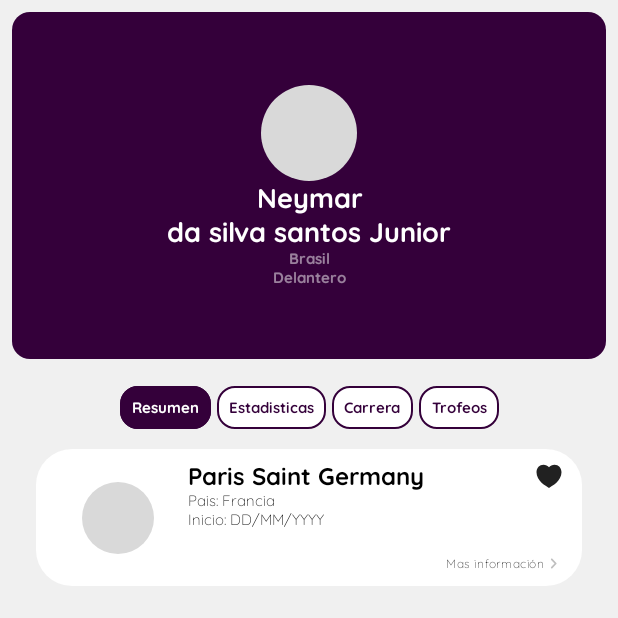
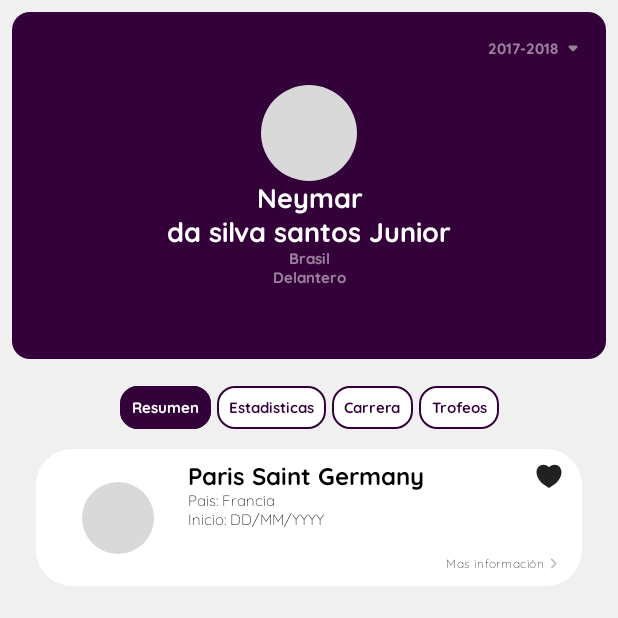
Before and after one commit to jisusmadrid22/SporToMeApp, an Android app built with Jetpack Compose: the composable PlayerInfoLayout shown on its own in the app's theme, on a phone screen of 412 x 824 dp, the top half of it. Run offline under Robolectric (Android 15) with nearby library versions, the phone set to English and light mode, and no system bars; our stand-ins replace Dagger/Hilt's generated code; network calls fail.

Commit message:
selector season player

```diff
--- a/app/src/main/java/com/yzdev/sportome/presentation/screens/player/composables/HeaderPlayer.kt
+++ b/app/src/main/java/com/yzdev/sportome/presentation/screens/player/composables/HeaderPlayer.kt
@@ -1,13 +1,15 @@
+@file:OptIn(ExperimentalMaterialApi::class)
+
 package com.yzdev.sportome.presentation.screens.player.composables
 
 import androidx.compose.foundation.background
 import androidx.compose.foundation.layout.*
 import androidx.compose.foundation.shape.CircleShape
 import androidx.compose.foundation.shape.RoundedCornerShape
-import androidx.compose.material.Card
-import androidx.compose.material.MaterialTheme
-import androidx.compose.material.Text
-import androidx.compose.runtime.Composable
+import androidx.compose.material.*
+import androidx.compose.material.icons.Icons
+import androidx.compose.material.icons.rounded.ArrowDropDown
+import androidx.compose.runtime.*
 import androidx.compose.ui.Alignment
 import androidx.compose.ui.Modifier
 import androidx.compose.ui.draw.clip
@@ -26,8 +28,10 @@ import com.yzdev.sportome.presentation.ui.theme.gray
 
 @Composable
 fun HeaderPlayer(
-
+    listSeasons: List<String> = listOf("2000-2001", "2012-2013", "2013-2014", "2015-2016", "2016-2017", "2017-2018")
 ) {
+    var expanded by remember { mutableStateOf(false) }
+    var selectedText by remember { mutableStateOf(listSeasons.last())}
     val height = LocalConfiguration.current.screenHeightDp.dp
     val width = LocalConfiguration.current.screenWidthDp.dp
 
@@ -84,5 +88,61 @@ fun HeaderPlayer(
                 textAlign = TextAlign.Center
             )
         }
+
+        Box(
+            modifier = Modifier.fillMaxSize().padding(end = 8.dp),
+            contentAlignment = Alignment.TopEnd
+        ) {
+            Card(
+                shape = RoundedCornerShape(8.dp),
+                backgroundColor = MaterialTheme.colors.primary,
+                elevation = 0.dp,
+                onClick = {
+                    expanded = true
+                }
+            ) {
+                Row(
+                    modifier = Modifier.padding(horizontal = 4.dp),
+                    verticalAlignment = Alignment.CenterVertically
+                ) {
+                    Text(
+                        text = selectedText,
+                        style = TextStyle(
+                            fontWeight = FontWeight.Bold,
+                            fontSize = 10.sp,
+                            fontFamily = QuickSandFont,
+                            color = Color.White.copy(alpha = 0.5f)
+                        ),
+                        textAlign = TextAlign.End
+                    )
+                    DropdownMenu(
+                        expanded = expanded,
+                        onDismissRequest = { expanded = false }
+                    ) {
+                        listSeasons.forEach {label->
+                            DropdownMenuItem(onClick = {
+                                expanded = false
+                                selectedText = label
+                            }) {
+                                Text(
+                                    text = label,
+                                    style = TextStyle(
+                                        fontSize = 14.sp,
+                                        fontFamily = QuickSandFont
+                                    ),
+                                    textAlign = TextAlign.Center
+                                )
+                            }
+                        }
+                    }
+                    Icon(
+                        modifier = Modifier.size(20.dp),
+                        imageVector = Icons.Rounded.ArrowDropDown,
+                        contentDescription = "",
+                        tint = Color.White.copy(alpha = 0.5f)
+                    )
+                }
+            }
+        }
     }
 }
```
